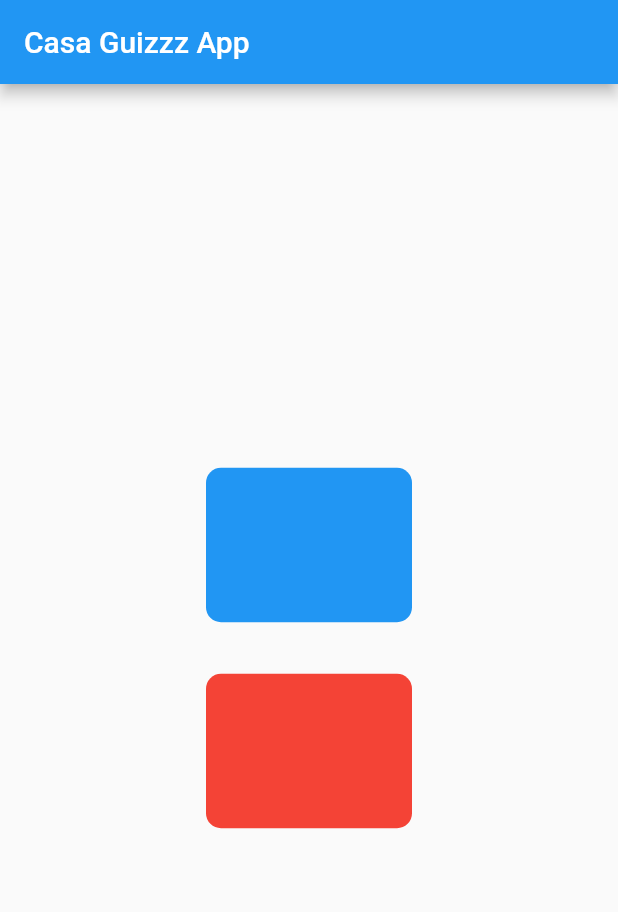
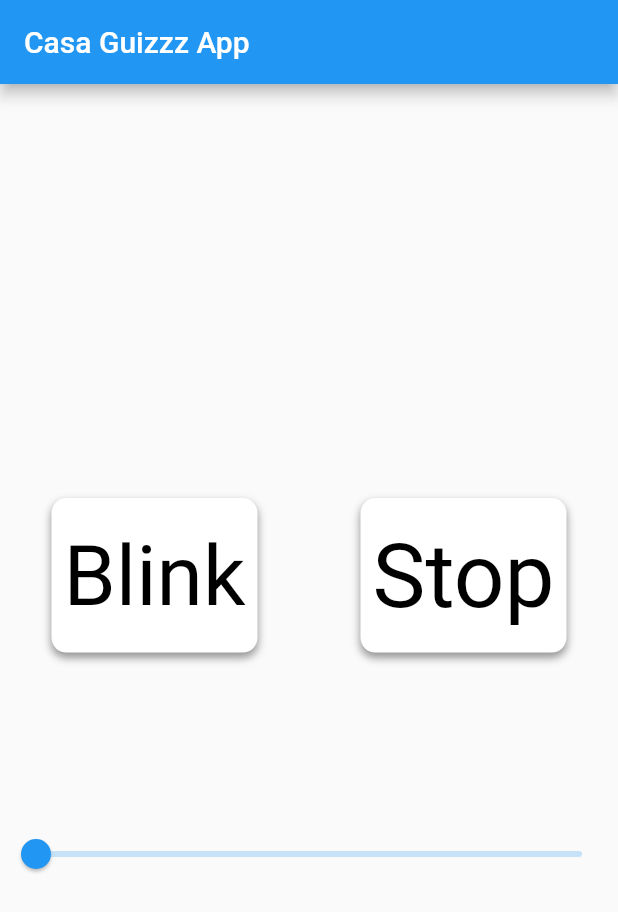
Before and after one commit to Guizzz/casa_guizzz_app, a Flutter app: the screen it shows after launch, on a phone screen of 412 x 824 dp. Shown: the top 912 px of the screen. Run offline on Flutter 3.47's test engine with Material 2 defaults, Android fonts, the phone set to English and light mode, and no system bars.

Commit message:
add pwm led controller

```diff
--- /dev/null
+++ b/lib/HomePage.dart
@@ -0,0 +1,140 @@
+import 'package:casa_guizzz_app/Decorations.dart';
+import 'package:flutter/cupertino.dart';
+import 'package:flutter/material.dart';
+
+import 'package:http/http.dart' as http;
+
+class HomePage extends StatefulWidget {
+  HomePage({Key key, this.title}) : super(key: key);
+
+  final String title;
+
+  @override
+  _MyHomePageState createState() => _MyHomePageState();
+}
+
+class _MyHomePageState extends State<HomePage> {
+  String risposta = "";
+  double ledValue = 0;
+
+  @override
+  Widget build(BuildContext context) {
+    return Scaffold(
+      appBar: AppBar(
+        title: Text(widget.title),
+      ),
+      body: Center(
+        child: Container(
+          height: MediaQuery.of(context).size.height / 2,
+          child: Column(
+            mainAxisAlignment: MainAxisAlignment.spaceAround,
+            children: <Widget>[
+              Container(
+                width: MediaQuery.of(context).size.width,
+                height: MediaQuery.of(context).size.height / 3,
+                child: Row(
+                  mainAxisAlignment: MainAxisAlignment.spaceAround,
+                  children: [
+                    InkWell(
+                      child: Container(
+                        width: MediaQuery.of(context).size.width / 3,
+                        height: MediaQuery.of(context).size.height / 8,
+                        decoration: BoxDecoration(
+                            borderRadius: new BorderRadius.circular(10.0),
+                            color: Colors.white,
+                            boxShadow: [Decorations.shadow()]),
+                        child: Padding(
+                          padding: const EdgeInsets.all(8.0),
+                          child: FittedBox(
+                              child: Text(
+                            "Blink",
+                            style: new TextStyle(color: Colors.black),
+                          )),
+                        ),
+                      ),
+                      onTap: blink,
+                    ),
+                    InkWell(
+                      child: Container(
+                        width: MediaQuery.of(context).size.width / 3,
+                        height: MediaQuery.of(context).size.height / 8,
+                        decoration: BoxDecoration(
+                            borderRadius: new BorderRadius.circular(10.0),
+                            color: Colors.white,
+                            boxShadow: [Decorations.shadow()]),
+                        child: Padding(
+                          padding: const EdgeInsets.all(8.0),
+                          child: FittedBox(
+                              child: Text(
+                            "Stop",
+                            style: new TextStyle(color: Colors.black),
+                          )),
+                        ),
+                      ),
+                      onTap: endBlink,
+                    ),
+                  ],
+                ),
+              ),
+              Slider(
+                  value: ledValue,
+                  min: 0,
+                  max: 255,
+                  label: ledValue.toInt().toString(),
+                  onChanged: (double value) {
+                    setState(() {
+                      setLED(value.toInt());
+                      ledValue = value;
+                    });
+                  }),
+              Text(risposta),
+            ],
+          ),
+        ),
+      ), // This trailing comma makes auto-formatting nicer for build methods.
+    );
+  }
+
+  Future<bool> setLED(int val) async {
+    Map<String, String> parameters = {'ledVal': val.toString()};
+    final url = Uri.http("192.168.1.120:8889", "/setLED", parameters);
+    final response = await http.get(url);
+    if (response.statusCode == 200) {
+      setState(() {
+        risposta = response.body;
+      });
+    } else {
+      setState(() {
+        risposta = "Errore: " + response.body;
+      });
+    }
+  }
+
+  Future<bool> blink() async {
+    final url = Uri.http("192.168.1.120:8889", "/blink");
+    final response = await http.get(url);
+    if (response.statusCode == 200) {
+      setState(() {
+        risposta = response.body;
+      });
+    } else {
+      setState(() {
+        risposta = "Errore: " + response.body;
+      });
+    }
+  }
+
+  Future<bool> endBlink() async {
+    final url = Uri.http("192.168.1.120:8889", "/endblink");
+    final response = await http.get(url);
+    if (response.statusCode == 200) {
+      setState(() {
+        risposta = response.body;
+      });
+    } else {
+      setState(() {
+        risposta = "Errore: " + response.body;
+      });
+    }
+  }
+}
--- a/lib/main.dart
+++ b/lib/main.dart
@@ -1,7 +1,7 @@
 import 'dart:convert';
 
+import 'package:casa_guizzz_app/HomePage.dart';
 import 'package:flutter/material.dart';
-import 'package:http/http.dart' as http;
 
 void main() {
   runApp(MyApp());
@@ -16,96 +16,7 @@ class MyApp extends StatelessWidget {
       theme: ThemeData(
         primarySwatch: Colors.blue,
       ),
-      home: MyHomePage(title: 'Casa Guizzz App'),
+      home: HomePage(title: 'Casa Guizzz App'),
     );
   }
 }
-
-class MyHomePage extends StatefulWidget {
-  MyHomePage({Key key, this.title}) : super(key: key);
-
-  final String title;
-
-  @override
-  _MyHomePageState createState() => _MyHomePageState();
-}
-
-class _MyHomePageState extends State<MyHomePage> {
-  String risposta = "";
-
-  @override
-  Widget build(BuildContext context) {
-    return Scaffold(
-      appBar: AppBar(
-        title: Text(widget.title),
-      ),
-      body: Center(
-        child: Column(
-          mainAxisAlignment: MainAxisAlignment.center,
-          children: <Widget>[
-            Container(
-              width: MediaQuery.of(context).size.width,
-              height: MediaQuery.of(context).size.height / 3,
-              child: Column(
-                mainAxisAlignment: MainAxisAlignment.spaceAround,
-                children: [
-                  InkWell(
-                    child: Container(
-                      width: MediaQuery.of(context).size.width / 3,
-                      height: MediaQuery.of(context).size.height / 8,
-                      decoration: BoxDecoration(
-                        borderRadius: new BorderRadius.circular(10.0),
-                        color: Colors.blue,
-                      ),
-                    ),
-                    onTap: blink,
-                  ),
-                  InkWell(
-                    child: Container(
-                      width: MediaQuery.of(context).size.width / 3,
-                      height: MediaQuery.of(context).size.height / 8,
-                      decoration: BoxDecoration(
-                        borderRadius: new BorderRadius.circular(10.0),
-                        color: Colors.red,
-                      ),
-                    ),
-                    onTap: endBlink,
-                  ),
-                ],
-              ),
-            ),
-            Text(risposta),
-          ],
-        ),
-      ), // This trailing comma makes auto-formatting nicer for build methods.
-    );
-  }
-
-  Future<bool> blink() async {
-    final url = Uri.http("192.168.1.120:8889", "/blink");
-    final response = await http.get(url);
-    if (response.statusCode == 200) {
-      setState(() {
-        risposta = response.body;
-      });
-    } else {
-      setState(() {
-        risposta = "Errore: " + response.body;
-      });
-    }
-  }
-
-  Future<bool> endBlink() async {
-    final url = Uri.http("192.168.1.120:8889", "/endblink");
-    final response = await http.get(url);
-    if (response.statusCode == 200) {
-      setState(() {
-        risposta = response.body;
-      });
-    } else {
-      setState(() {
-        risposta = "Errore: " + response.body;
-      });
-    }
-  }
-}
```
